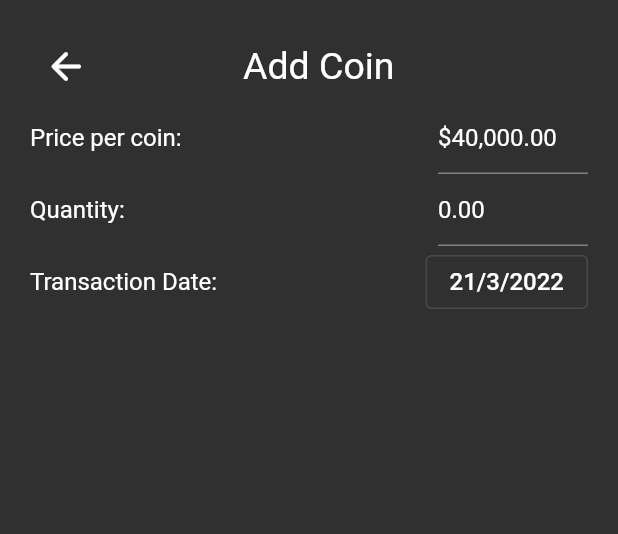
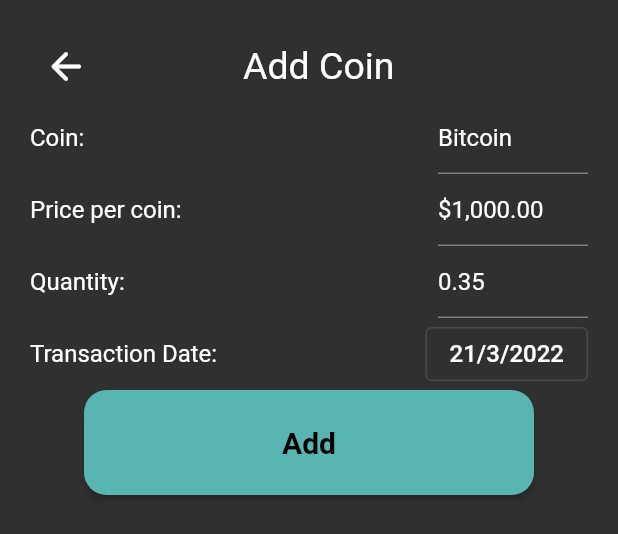
Before and after one commit to Charizard17/bit_holdings_app, a Flutter app: the PortfolioScreen widget shown alone on an empty page, opened directly, after a tap on the "add" icon, on a phone screen of 412 x 824 dp. Shown: the top 534 px of the screen. Run offline on Flutter 3.47's test engine with Material 2 defaults, Android fonts, the phone set to English and light mode, and no system bars; our stand-ins replace cloud_firestore, firebase_auth, firebase_core; accounts and stored records are empty; network calls fail.

Commit message:
add_coin_screen edited. some adjustments

```diff
--- a/lib/main.dart
+++ b/lib/main.dart
@@ -49,7 +49,7 @@ class MyApp extends StatelessWidget {
           ),
         ),
       ),
-      home: LandingScreen(),
+      home: MainView(),
     );
   }
 }
--- a/lib/screens/add_coin_screen.dart
+++ b/lib/screens/add_coin_screen.dart
@@ -8,8 +8,9 @@ class AddCoinScreen extends StatefulWidget {
 }
 
 class _AddCoinScreenState extends State<AddCoinScreen> {
+  TextEditingController _coin = TextEditingController();
+  TextEditingController _buyPrice = TextEditingController();
   TextEditingController _quantity = TextEditingController();
-  TextEditingController _buyPrice = TextEditingController();
   DateTime _selectedDate = DateTime.now();
   @override
   Widget build(BuildContext context) {
@@ -64,6 +65,32 @@ class _AddCoinScreenState extends State<AddCoinScreen> {
                   mainAxisAlignment: MainAxisAlignment.spaceBetween,
                   children: [
                     Text(
+                      'Coin:',
+                      style: TextStyle(
+                        fontSize: 16,
+                      ),
+                    ),
+                    Container(
+                      width: 100,
+                      child: TextFormField(
+                        controller: _coin,
+                        decoration: InputDecoration(
+                          hintText: 'Bitcoin',
+                          hintStyle: TextStyle(
+                            color: Colors.white,
+                          ),
+                        ),
+                        style: TextStyle(
+                          color: Colors.white,
+                        ),
+                      ),
+                    )
+                  ],
+                ),
+                Row(
+                  mainAxisAlignment: MainAxisAlignment.spaceBetween,
+                  children: [
+                    Text(
                       'Price per coin:',
                       style: TextStyle(
                         fontSize: 16,
@@ -74,7 +101,7 @@ class _AddCoinScreenState extends State<AddCoinScreen> {
                       child: TextFormField(
                         controller: _buyPrice,
                         decoration: InputDecoration(
-                          hintText: '\$40,000.00',
+                          hintText: '\$1,000.00',
                           hintStyle: TextStyle(
                             color: Colors.white,
                           ),
@@ -100,7 +127,7 @@ class _AddCoinScreenState extends State<AddCoinScreen> {
                       child: TextFormField(
                         controller: _quantity,
                         decoration: InputDecoration(
-                          hintText: '0.00',
+                          hintText: '0.35',
                           hintStyle: TextStyle(
                             color: Colors.white,
                           ),
@@ -135,6 +162,21 @@ class _AddCoinScreenState extends State<AddCoinScreen> {
                     ),
                   ],
                 ),
+                MaterialButton(
+                  color: Theme.of(context).primaryColor,
+                  child: Text(
+                    'Add',
+                    style: TextStyle(
+                      color: Colors.black,
+                      fontSize: 20,
+                      fontWeight: FontWeight.bold,
+                    ),
+                  ),
+                  onPressed: () async {
+                    // TODO
+                    Navigator.of(context).pop();
+                  },
+                ),
               ],
             ),
           ),
--- a/lib/screens/portfolio_screen.dart
+++ b/lib/screens/portfolio_screen.dart
@@ -1,3 +1,5 @@
+import 'package:cloud_firestore/cloud_firestore.dart';
+import 'package:firebase_auth/firebase_auth.dart';
 import 'package:flutter/material.dart';
 import 'package:animations/animations.dart';
 
@@ -94,8 +96,9 @@ class PortfolioScreen extends StatelessWidget {
                       closedElevation: 0.0,
                       openElevation: 4.0,
                       transitionDuration: Duration(milliseconds: 1000),
-                      openBuilder: (BuildContext context, VoidCallback closeContainer) =>
-                          AddCoinScreen(),
+                      openBuilder:
+                          (BuildContext context, VoidCallback closeContainer) =>
+                              AddCoinScreen(),
                       closedBuilder:
                           (BuildContext _, VoidCallback openContainer) {
                         return Container(
@@ -121,75 +124,38 @@ class PortfolioScreen extends StatelessWidget {
               ),
               Divider(color: Colors.white),
               Container(
-                height: 350,
-                child: SingleChildScrollView(
-                  child: Column(
-                    children: [
-                      AssetListTile(
-                        name: 'Bitcoin',
-                        symbol: 'BTC',
-                        iconColor: Colors.orangeAccent,
-                        profitLossPercent: '%1.05',
-                        profitLossColor: Colors.green,
-                      ),
-                      Divider(color: Colors.white),
-                      AssetListTile(
-                        name: 'Ethereum',
-                        symbol: 'ETH',
-                        iconColor: Colors.blue,
-                        profitLossPercent: '%-1.05',
-                        profitLossColor: Colors.red,
-                      ),
-                      Divider(color: Colors.white),
-                      AssetListTile(
-                        name: 'Litecoin',
-                        symbol: 'LTC',
-                        iconColor: Colors.grey,
-                        profitLossPercent: '%5.67',
-                        profitLossColor: Colors.green,
-                      ),
-                      Divider(color: Colors.white),
-                      AssetListTile(
-                        name: 'XRP',
-                        symbol: 'XRP',
-                        iconColor: Colors.black54,
-                        profitLossPercent: '%-7.14',
-                        profitLossColor: Colors.red,
-                      ),
-                      Divider(color: Colors.white),
-                      AssetListTile(
-                        name: 'PAXG',
-                        symbol: 'PAXG',
-                        iconColor: Colors.orange,
-                        profitLossPercent: '%+17.14',
-                        profitLossColor: Colors.green,
-                      ),
-                      Divider(color: Colors.white),
-                      AssetListTile(
-                        name: 'Dogecoin',
-                        symbol: 'DOGE',
-                        iconColor: Colors.yellowAccent,
-                        profitLossPercent: '%-20.00',
-                        profitLossColor: Colors.red,
-                      ),
-                      Divider(color: Colors.white),
-                      AssetListTile(
-                        name: 'Waves',
-                        symbol: 'Waves',
-                        iconColor: Colors.blueAccent,
-                        profitLossPercent: '%-2.50',
-                        profitLossColor: Colors.red,
-                      ),
-                      Divider(color: Colors.white),
-                      AssetListTile(
-                        name: 'x8currency',
-                        symbol: 'X8X',
-                        iconColor: Colors.yellow,
-                        profitLossPercent: '%60.50',
-                        profitLossColor: Colors.green,
-                      ),
-                    ],
-                  ),
+                child: StreamBuilder(
+                  stream: FirebaseFirestore.instance
+                      .collection('Users')
+                      .doc(FirebaseAuth.instance.currentUser?.uid)
+                      .collection('Coins')
+                      .snapshots(),
+                  builder: (BuildContext context,
+                      AsyncSnapshot<QuerySnapshot> snapshot) {
+                    if (!snapshot.hasData) {
+                      return Center(
+                        child: CircularProgressIndicator(
+                          color: Theme.of(context).primaryColor,
+                        ),
+                      );
+                    }
+
+                    return ListView(
+                      scrollDirection: Axis.vertical,
+                      shrinkWrap: true,
+                      children: snapshot.data!.docs.map((document) {
+                        return Container(
+                          child: Row(
+                            mainAxisAlignment: MainAxisAlignment.spaceEvenly,
+                            children: [
+                              Text('Coin: ${document.id}'),
+                              Text('Quantity: ${document["Quantity"]}'),
+                            ],
+                          ),
+                        );
+                      }).toList(),
+                    );
+                  },
                 ),
               ),
             ],
```
